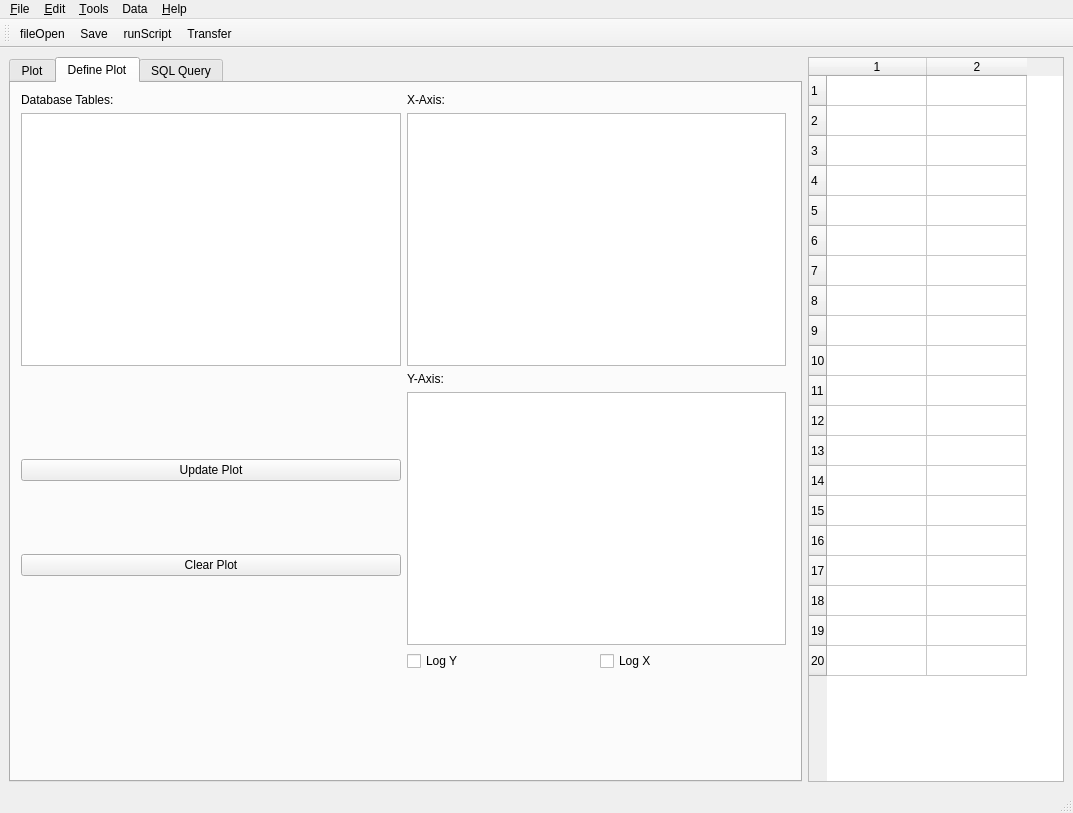
Old version of the form XTandem_Parsing/main.ui in the repository mfitzp/toolz.
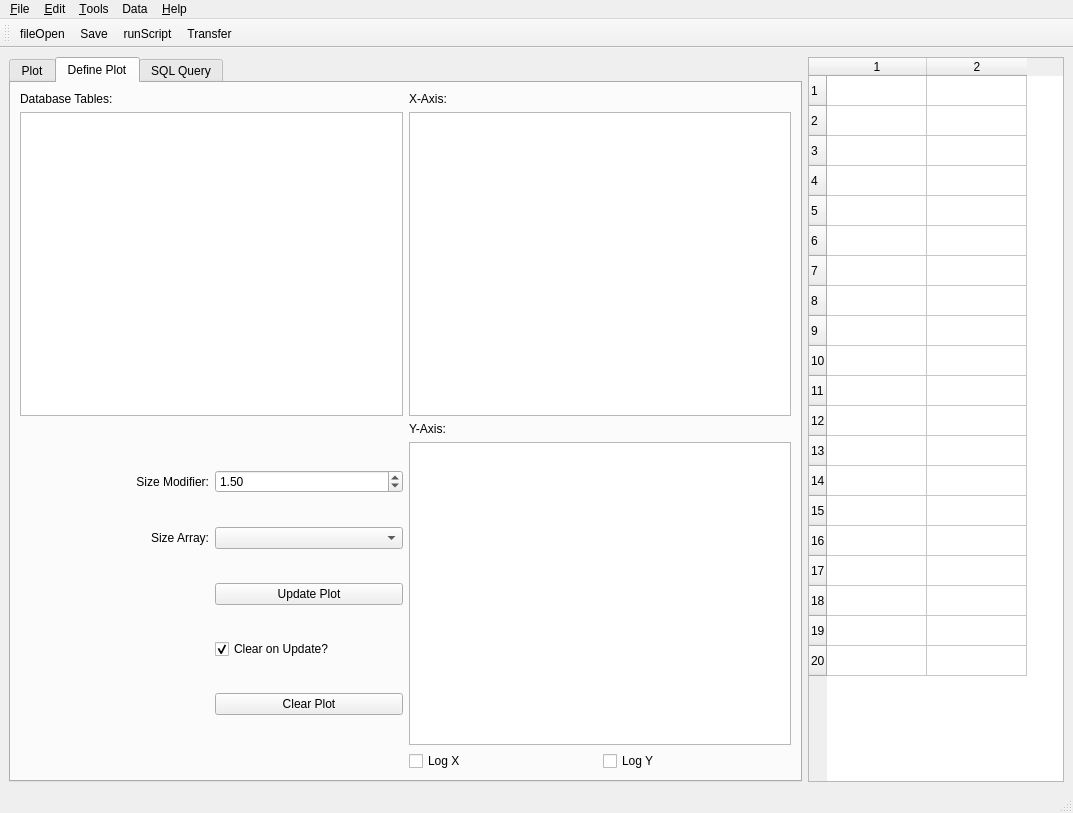
New version of the form. The open tabs and pages were chosen to show the change. Icons and pictures are not drawn. Custom widgets are drawn as their Qt base class.

Diff of the .ui file:
```diff
--- a/XTandem_Parsing/main.ui
+++ b/XTandem_Parsing/main.ui
@@ -51,15 +51,6 @@
          <attribute name="title" >
           <string>Define Plot</string>
          </attribute>
-         <widget class="QWidget" name="layoutWidget" >
-          <property name="geometry" >
-           <rect>
-            <x>10</x>
-            <y>10</y>
-            <width>765</width>
-            <height>578</height>
-           </rect>
-          </property>
           <layout class="QGridLayout" >
            <item row="0" column="0" >
             <widget class="QLabel" name="label_4" >
@@ -88,47 +79,92 @@
              </property>
             </widget>
            </item>
-           <item row="3" column="1" >
-            <widget class="QListWidget" name="db_YCols" />
-           </item>
-           <item row="4" column="1" >
-            <layout class="QHBoxLayout" >
-             <item>
-              <widget class="QCheckBox" name="cb_logy" >
-               <property name="text" >
-                <string>Log Y</string>
-               </property>
-              </widget>
-             </item>
-             <item>
-              <widget class="QCheckBox" name="cb_logx" >
-               <property name="text" >
-                <string>Log X</string>
-               </property>
-              </widget>
-             </item>
-            </layout>
-           </item>
            <item row="3" column="0" >
-            <layout class="QVBoxLayout" >
-             <item>
+           <layout class="QGridLayout" >
+            <item row="0" column="1" >
+             <widget class="QDoubleSpinBox" name="sizeModSpinBox" >
+              <property name="minimum" >
+               <double>0.000000000000000</double>
+              </property>
+              <property name="singleStep" >
+               <double>0.500000000000000</double>
+              </property>
+              <property name="value" >
+               <double>1.500000000000000</double>
+              </property>
+             </widget>
+            </item>
+            <item row="1" column="1" >
+             <widget class="QComboBox" name="sizeArrayComboB" />
+            </item>
+            <item row="2" column="1" >
               <widget class="QPushButton" name="updatePlotBtn" >
                <property name="text" >
                 <string>Update Plot</string>
                </property>
               </widget>
              </item>
-             <item>
+            <item row="4" column="1" >
               <widget class="QPushButton" name="clearPlotBtn" >
                <property name="text" >
                 <string>Clear Plot</string>
                </property>
               </widget>
              </item>
-            </layout>
-           </item>
-          </layout>
-         </widget>
+            <item row="0" column="0" >
+             <widget class="QLabel" name="label_8" >
+              <property name="text" >
+               <string>Size Modifier:</string>
+              </property>
+              <property name="alignment" >
+               <set>Qt::AlignRight|Qt::AlignTrailing|Qt::AlignVCenter</set>
+              </property>
+             </widget>
+            </item>
+            <item row="1" column="0" >
+             <widget class="QLabel" name="label_9" >
+              <property name="text" >
+               <string>Size Array:</string>
+              </property>
+              <property name="alignment" >
+               <set>Qt::AlignRight|Qt::AlignTrailing|Qt::AlignVCenter</set>
+              </property>
+             </widget>
+            </item>
+            <item row="3" column="1" >
+             <widget class="QCheckBox" name="clearPlotCB" >
+              <property name="text" >
+               <string>Clear on Update?</string>
+              </property>
+              <property name="checked" >
+               <bool>true</bool>
+              </property>
+             </widget>
+            </item>
+           </layout>
+          </item>
+          <item row="3" column="1" >
+           <widget class="QListWidget" name="db_YCols" />
+          </item>
+          <item row="4" column="1" >
+           <layout class="QHBoxLayout" >
+            <item>
+             <widget class="QCheckBox" name="cb_logx" >
+              <property name="text" >
+               <string>Log X</string>
+              </property>
+             </widget>
+            </item>
+            <item>
+             <widget class="QCheckBox" name="cb_logy" >
+              <property name="text" >
+               <string>Log Y</string>
+              </property>
+             </widget>
+            </item>
+           </layout>
+          </item>
+         </layout>
         </widget>
         <widget class="QWidget" name="tab" >
          <attribute name="title" >
```
Left out of the diff: 2 changed lines with no effect on the pictures. Lines whose indentation alone changed are shown as unchanged.
